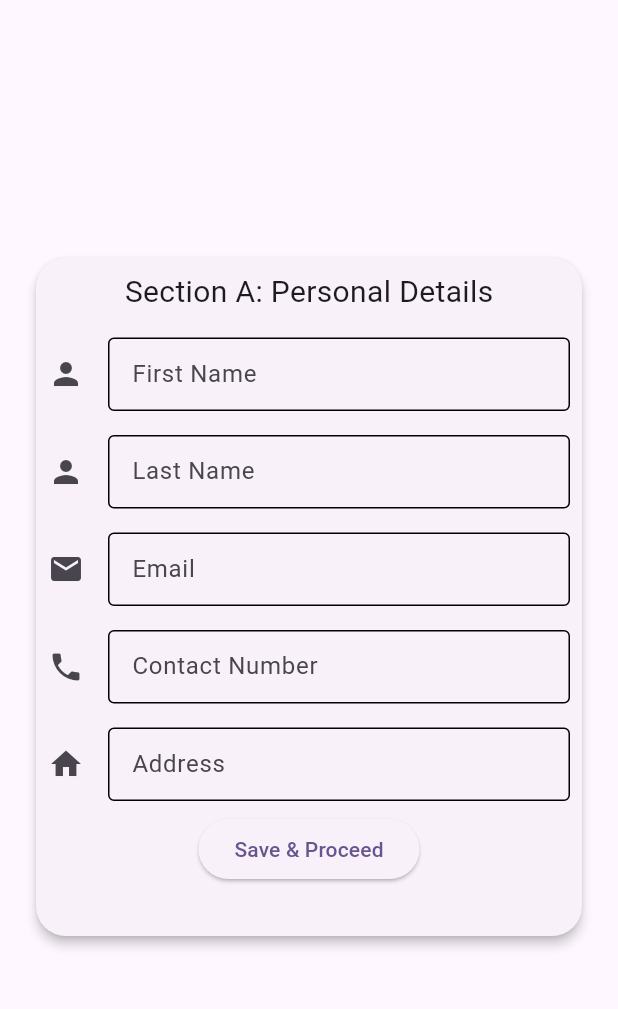
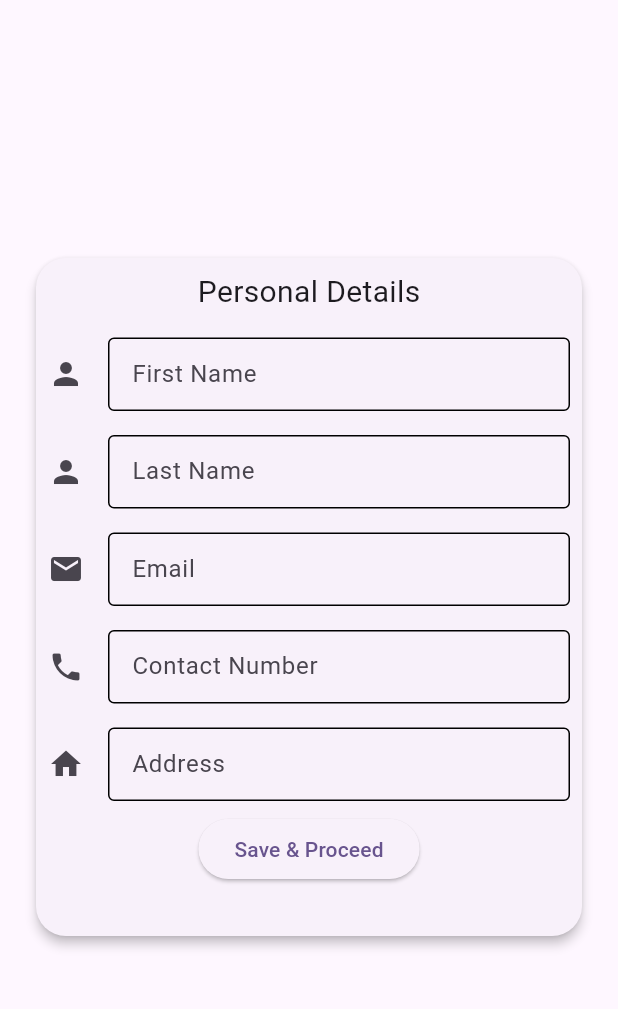
Before and after one commit to COS301-SE-2023/AI-CV-Generator, a Flutter app: the PersonalDetailsForm screen opened directly, on a phone screen of 412 x 824 dp, the part 63-1072 px from its top. Run offline on Flutter 3.47's test engine with Material 2 defaults, Android fonts, the phone set to English and light mode, and no system bars.

Commit message:
Update strings.dart

```diff
--- a/fe/lib/pages/strings.dart
+++ b/fe/lib/pages/strings.dart
@@ -2,29 +2,35 @@
 class StringsPersonal {
   static const appBarTitle="AI CV Generator";
   static const appHeadingTitle="Create CV";
-  static const appsubHeadingTitle="Section A: Personal Details";
+  static const appsubHeadingTitle="Personal Details";
 }
 
 class StringsQualifications {
   static const appBarTitle="AI CV Generator";
   static const appHeadingTitle="Create CV";
-  static const appsubHeadingTitle="Section B: Qualifications";
+  static const appsubHeadingTitle="Qualifications";
 }
 
 class StringsEmployment {
   static const appBarTitle="AI CV Generator";
   static const appHeadingTitle="Create CV";
-  static const appsubHeadingTitle="Section C: Employment History";
+  static const appsubHeadingTitle="Employment History";
 }
 
 class StringsSkill {
   static const appBarTitle="AI CV Generator";
   static const appHeadingTitle="Create CV";
-  static const appsubHeadingTitle="Section D: Skills";
+  static const appsubHeadingTitle="Skills";
 }
 
 class StringsReferences {
   static const appBarTitle="AI CV Generator";
   static const appHeadingTitle="Create CV";
-  static const appsubHeadingTitle="Section E: References";
+  static const appsubHeadingTitle="References";
 }
+
+class StringsPreview {
+  static const appBarTitle="AI CV Generator";
+  static const appHeadingTitle="Create CV";
+  static const appsubHeadingTitle="Preview";
+}
```
